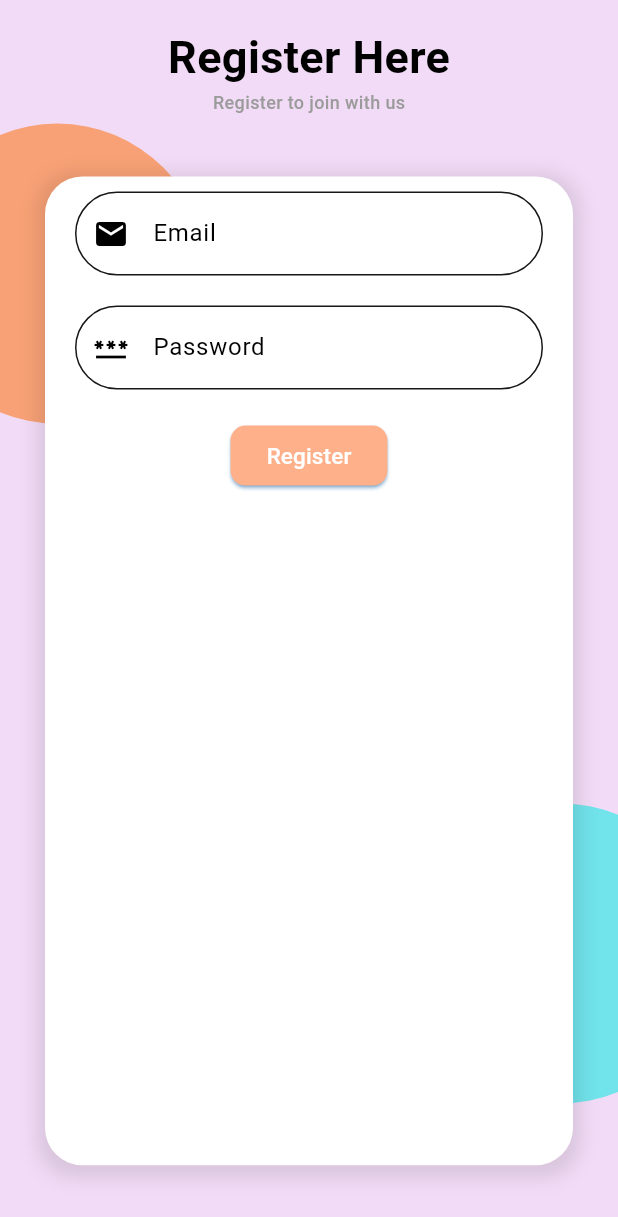
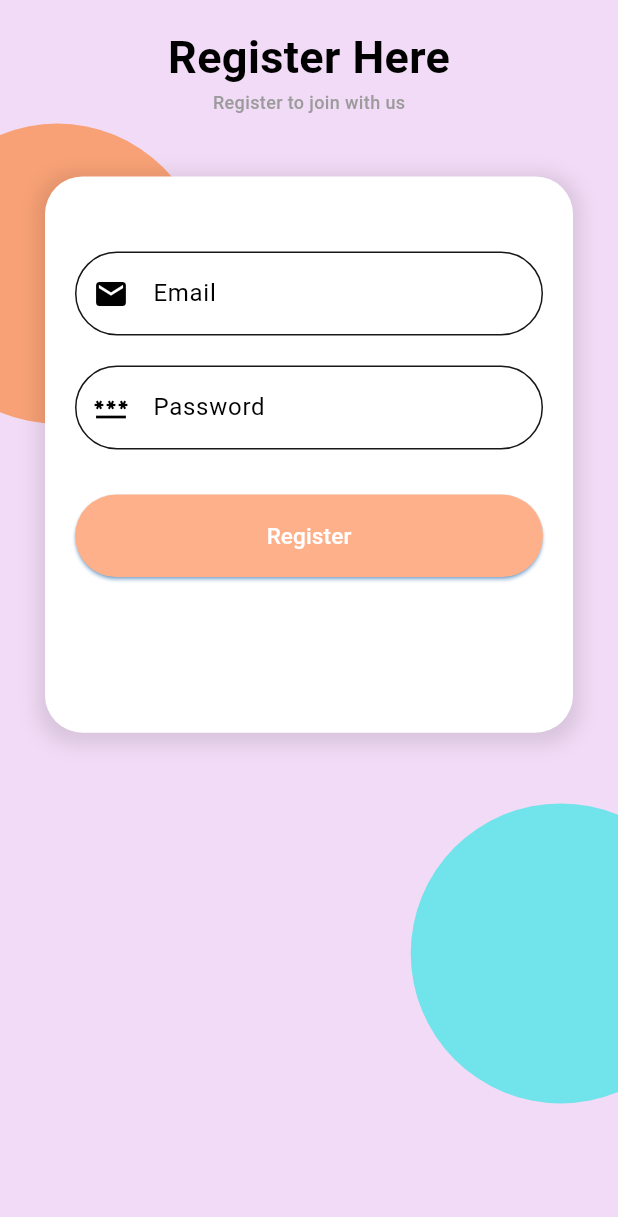
Before and after one commit to Dinethchathurya/luccelo_app_flutter, a Flutter app: the RegisterPage screen opened by its route, on a phone screen of 412 x 824 dp. Shown: the top 1217 px of the screen. Run offline on Flutter 3.47's test engine with Material 3 defaults, Android fonts, the light colour scheme and no system bars; our stand-ins replace cloud_firestore, firebase_auth, firebase_core; accounts and stored records are empty.

Commit message:
login register

```diff
--- a/lib/main.dart
+++ b/lib/main.dart
@@ -40,7 +40,7 @@ class MyApp extends StatelessWidget {
             shadow: Color(0xFF2291fd),
           ),
         ),
-        initialRoute: '/checkoutPage',
+        initialRoute: '/',
         routes: {
           '/': (context) => LoginPage(),
           '/register': (context) => RegisterPage(),
--- a/lib/myapp/screen/authentication/register_page.dart
+++ b/lib/myapp/screen/authentication/register_page.dart
@@ -1,5 +1,6 @@
 import 'package:cloud_firestore/cloud_firestore.dart';
 import 'package:firebase_auth/firebase_auth.dart';
+import 'package:flutter/cupertino.dart';
 import 'package:flutter/material.dart';
 
 import '../../../colors/appColors.dart';
@@ -94,11 +95,17 @@ class _RegisterPageState extends State<RegisterPage> {
         child: CircularDesignContainer(
           pageTitle: 'Register Here',
           pageSubTitle: 'Register to join with us',
-          formHeight: mediaqueryHeight * .8,
+          formHeight: mediaqueryHeight * .45,
           child: Padding(
             padding: const EdgeInsets.symmetric(horizontal: 20, vertical: 10),
             child: Column(
               children: [
+                SizedBox(
+                  height: 20.0,
+                ),
+                SizedBox(
+                  height: 20.0,
+                ),
                 TextFormField(
                   keyboardType: TextInputType.emailAddress,
                   decoration: InputDecoration(
@@ -154,15 +161,18 @@ class _RegisterPageState extends State<RegisterPage> {
                   },
                 ),
                 SizedBox(
-                  height: 20.0,
+                  height: 30.0,
                 ),
-                ElevatedButton(
+                SizedBox(
+                  width: double.infinity,
+                  height: 55,
+                  child: ElevatedButton(
                     //elevated button is a type of a buttons.Icreate common button can use everywhere
                     style: ElevatedButton.styleFrom(
                       //style button
                       backgroundColor: const Color.fromARGB(255, 253, 176, 138),
                       shape: const RoundedRectangleBorder(
-                        borderRadius: BorderRadius.all(Radius.circular(10))),
+                          borderRadius: BorderRadius.all(Radius.circular(100))),
                     ),
                     onPressed: () async {
                       await auth.createUserWithEmailAndPassword(
@@ -177,6 +187,7 @@ class _RegisterPageState extends State<RegisterPage> {
                           color: Colors.white),
                     ),
                   ),
+                ),
               ],
             ),
           ),
```
Also changed, not shown: lib/myapp/screen/authentication/login_page.dart (+23 -14 lines). Lines whose indentation alone changed are shown as unchanged.
